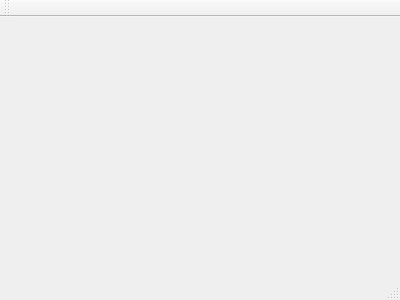
Before: the Qt Designer form VISIOinterface/mainwindow.ui in athlaing/CNN, drawn with Qt 5.
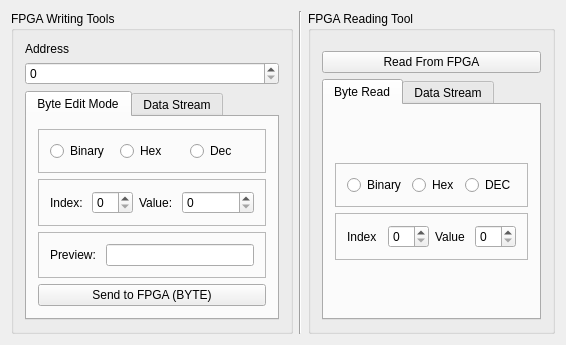
After: the same form once the commit is applied. The open tabs and pages were chosen to show the change.

Commit message: updated gitnore, added serializer, updaated gui appearance

```diff
--- a/VISIOinterface/mainwindow.ui
+++ b/VISIOinterface/mainwindow.ui
@@ -1,24 +1,404 @@
 <ui version="4.0">
  <class>MainWindow</class>
- <widget class="QMainWindow" name="MainWindow" >
-  <property name="geometry" >
+ <widget class="QMainWindow" name="MainWindow">
+  <property name="geometry">
    <rect>
     <x>0</x>
     <y>0</y>
-    <width>400</width>
-    <height>300</height>
+    <width>463</width>
+    <height>326</height>
    </rect>
   </property>
   <property name="windowTitle" >
    <string>MainWindow</string>
   </property>
-  <widget class="QMenuBar" name="menuBar" />
-  <widget class="QToolBar" name="mainToolBar" />
-  <widget class="QWidget" name="centralWidget" />
-  <widget class="QStatusBar" name="statusBar" />
+  <widget class="QWidget" name="centralWidget">
+   <layout class="QHBoxLayout" name="horizontalLayout">
+    <item>
+     <widget class="QGroupBox" name="groupBox">
+      <property name="title">
+       <string>FPGA Writing Tools</string>
+      </property>
+      <layout class="QVBoxLayout" name="verticalLayout_2">
+       <item>
+        <widget class="QLabel" name="label">
+         <property name="text">
+          <string>Address</string>
+         </property>
+        </widget>
+       </item>
+       <item>
+        <widget class="QSpinBox" name="spinBox"/>
+       </item>
+       <item>
+        <widget class="QTabWidget" name="tabWidget">
+         <property name="currentIndex">
+          <number>0</number>
+         </property>
+         <widget class="QWidget" name="tab">
+          <attribute name="title">
+           <string>Byte Edit Mode</string>
+          </attribute>
+          <layout class="QVBoxLayout" name="verticalLayout">
+           <item>
+            <spacer name="verticalSpacer_5">
+             <property name="orientation">
+              <enum>Qt::Vertical</enum>
+             </property>
+             <property name="sizeHint" stdset="0">
+              <size>
+               <width>20</width>
+               <height>40</height>
+              </size>
+             </property>
+            </spacer>
+           </item>
+           <item>
+            <widget class="QFrame" name="frame_2">
+             <property name="frameShape">
+              <enum>QFrame::StyledPanel</enum>
+             </property>
+             <property name="frameShadow">
+              <enum>QFrame::Raised</enum>
+             </property>
+             <layout class="QHBoxLayout" name="horizontalLayout_3">
+              <item>
+               <widget class="QRadioButton" name="radioButton_2">
+                <property name="text">
+                 <string>Binary</string>
+                </property>
+               </widget>
+              </item>
+              <item>
+               <widget class="QRadioButton" name="radioButton">
+                <property name="text">
+                 <string>Hex</string>
+                </property>
+               </widget>
+              </item>
+              <item>
+               <widget class="QRadioButton" name="radioButton_3">
+                <property name="text">
+                 <string>Dec</string>
+                </property>
+               </widget>
+              </item>
+             </layout>
+            </widget>
+           </item>
+           <item>
+            <widget class="QFrame" name="frame_3">
+             <property name="frameShape">
+              <enum>QFrame::StyledPanel</enum>
+             </property>
+             <property name="frameShadow">
+              <enum>QFrame::Raised</enum>
+             </property>
+             <layout class="QHBoxLayout" name="horizontalLayout_2">
+              <item>
+               <widget class="QLabel" name="label_3">
+                <property name="text">
+                 <string>Index: </string>
+                </property>
+               </widget>
+              </item>
+              <item>
+               <widget class="QSpinBox" name="spinBox_3">
+                <property name="sizePolicy">
+                 <sizepolicy hsizetype="Expanding" vsizetype="Fixed">
+                  <horstretch>0</horstretch>
+                  <verstretch>0</verstretch>
+                 </sizepolicy>
+                </property>
+               </widget>
+              </item>
+              <item>
+               <widget class="QLabel" name="label_4">
+                <property name="text">
+                 <string>Value: </string>
+                </property>
+               </widget>
+              </item>
+              <item>
+               <widget class="QSpinBox" name="spinBox_2">
+                <property name="sizePolicy">
+                 <sizepolicy hsizetype="Expanding" vsizetype="Fixed">
+                  <horstretch>0</horstretch>
+                  <verstretch>0</verstretch>
+                 </sizepolicy>
+                </property>
+                <property name="displayIntegerBase">
+                 <number>2</number>
+                </property>
+               </widget>
+              </item>
+             </layout>
+            </widget>
+           </item>
+           <item>
+            <widget class="QFrame" name="frame_4">
+             <property name="frameShape">
+              <enum>QFrame::StyledPanel</enum>
+             </property>
+             <property name="frameShadow">
+              <enum>QFrame::Raised</enum>
+             </property>
+             <layout class="QHBoxLayout" name="horizontalLayout_5">
+              <item>
+               <widget class="QLabel" name="label_2">
+                <property name="text">
+                 <string>Preview: </string>
+                </property>
+               </widget>
+              </item>
+              <item>
+               <widget class="QLineEdit" name="lineEdit">
+                <property name="readOnly">
+                 <bool>true</bool>
+                </property>
+               </widget>
+              </item>
+             </layout>
+            </widget>
+           </item>
+           <item>
+            <widget class="QPushButton" name="pushButton">
+             <property name="text">
+              <string>Send to FPGA (BYTE)</string>
+             </property>
+            </widget>
+           </item>
+           <item>
+            <spacer name="verticalSpacer_6">
+             <property name="orientation">
+              <enum>Qt::Vertical</enum>
+             </property>
+             <property name="sizeHint" stdset="0">
+              <size>
+               <width>20</width>
+               <height>40</height>
+              </size>
+             </property>
+            </spacer>
+           </item>
+          </layout>
+         </widget>
+         <widget class="QWidget" name="tab_2">
+          <attribute name="title">
+           <string>Data Stream</string>
+          </attribute>
+          <layout class="QVBoxLayout" name="verticalLayout_3">
+           <item>
+            <spacer name="verticalSpacer">
+             <property name="orientation">
+              <enum>Qt::Vertical</enum>
+             </property>
+             <property name="sizeHint" stdset="0">
+              <size>
+               <width>20</width>
+               <height>40</height>
+              </size>
+             </property>
+            </spacer>
+           </item>
+           <item>
+            <widget class="QSpinBox" name="spinBox_4">
+             <property name="minimum">
+              <number>-999999999</number>
+             </property>
+             <property name="maximum">
+              <number>999999999</number>
+             </property>
+             <property name="displayIntegerBase">
+              <number>16</number>
+             </property>
+            </widget>
+           </item>
+           <item>
+            <widget class="QPushButton" name="pushButton_2">
+             <property name="text">
+              <string>Send to FPGA (HEX STREAM)</string>
+             </property>
+            </widget>
+           </item>
+           <item>
+            <spacer name="verticalSpacer_4">
+             <property name="orientation">
+              <enum>Qt::Vertical</enum>
+             </property>
+             <property name="sizeHint" stdset="0">
+              <size>
+               <width>20</width>
+               <height>40</height>
+              </size>
+             </property>
+            </spacer>
+           </item>
+          </layout>
+         </widget>
+        </widget>
+       </item>
+      </layout>
+     </widget>
+    </item>
+    <item>
+     <widget class="Line" name="line">
+      <property name="orientation">
+       <enum>Qt::Vertical</enum>
+      </property>
+     </widget>
+    </item>
+    <item>
+     <widget class="QGroupBox" name="groupBox_2">
+      <property name="title">
+       <string>FPGA Reading Tool</string>
+      </property>
+      <layout class="QVBoxLayout" name="verticalLayout_5">
+       <item>
+        <spacer name="verticalSpacer_7">
+         <property name="orientation">
+          <enum>Qt::Vertical</enum>
+         </property>
+         <property name="sizeType">
+          <enum>QSizePolicy::Fixed</enum>
+         </property>
+         <property name="sizeHint" stdset="0">
+          <size>
+           <width>20</width>
+           <height>9</height>
+          </size>
+         </property>
+        </spacer>
+       </item>
+       <item>
+        <widget class="QPushButton" name="pushButton_3">
+         <property name="text">
+          <string>Read From FPGA</string>
+         </property>
+        </widget>
+       </item>
+       <item>
+        <widget class="QTabWidget" name="tabWidget_2">
+         <property name="currentIndex">
+          <number>1</number>
+         </property>
+         <widget class="QWidget" name="tab_3">
+          <attribute name="title">
+           <string>Byte Read</string>
+          </attribute>
+          <layout class="QVBoxLayout" name="verticalLayout_6">
+           <item>
+            <spacer name="verticalSpacer_3">
+             <property name="orientation">
+              <enum>Qt::Vertical</enum>
+             </property>
+             <property name="sizeHint" stdset="0">
+              <size>
+               <width>20</width>
+               <height>40</height>
+              </size>
+             </property>
+            </spacer>
+           </item>
+           <item>
+            <widget class="QFrame" name="frame">
+             <property name="frameShape">
+              <enum>QFrame::StyledPanel</enum>
+             </property>
+             <property name="frameShadow">
+              <enum>QFrame::Raised</enum>
+             </property>
+             <layout class="QHBoxLayout" name="horizontalLayout_4">
+              <item>
+               <widget class="QRadioButton" name="radioButton_4">
+                <property name="text">
+                 <string>Binary</string>
+                </property>
+               </widget>
+              </item>
+              <item>
+               <widget class="QRadioButton" name="radioButton_5">
+                <property name="text">
+                 <string>Hex</string>
+                </property>
+               </widget>
+              </item>
+              <item>
+               <widget class="QRadioButton" name="radioButton_6">
+                <property name="text">
+                 <string>DEC</string>
+                </property>
+               </widget>
+              </item>
+             </layout>
+            </widget>
+           </item>
+           <item>
+            <widget class="QFrame" name="frame_5">
+             <property name="frameShape">
+              <enum>QFrame::StyledPanel</enum>
+             </property>
+             <property name="frameShadow">
+              <enum>QFrame::Raised</enum>
+             </property>
+             <layout class="QHBoxLayout" name="horizontalLayout_6">
+              <item>
+               <widget class="QLabel" name="label_5">
+                <property name="text">
+                 <string>Index</string>
+                </property>
+               </widget>
+              </item>
+              <item>
+               <widget class="QSpinBox" name="spinBox_5"/>
+              </item>
+              <item>
+               <widget class="QLabel" name="label_6">
+                <property name="text">
+                 <string>Value</string>
+                </property>
+               </widget>
+              </item>
+              <item>
+               <widget class="QSpinBox" name="spinBox_6"/>
+              </item>
+             </layout>
+            </widget>
+           </item>
+           <item>
+            <spacer name="verticalSpacer_2">
+             <property name="orientation">
+              <enum>Qt::Vertical</enum>
+             </property>
+             <property name="sizeHint" stdset="0">
+              <size>
+               <width>20</width>
+               <height>40</height>
+              </size>
+             </property>
+            </spacer>
+           </item>
+          </layout>
+         </widget>
+         <widget class="QWidget" name="tab_4">
+          <attribute name="title">
+           <string>Data Stream</string>
+          </attribute>
+          <layout class="QVBoxLayout" name="verticalLayout_4">
+           <item>
+            <widget class="QTextBrowser" name="textBrowser"/>
+           </item>
+          </layout>
+         </widget>
+        </widget>
+       </item>
+      </layout>
+     </widget>
+    </item>
+   </layout>
+  </widget>
  </widget>
- <layoutDefault spacing="6" margin="11" />
- <pixmapfunction></pixmapfunction>
+ <layoutdefault spacing="6" margin="11"/>
  <resources/>
  <connections/>
 </ui>
```
Left out of the diff: 3 changed lines with no effect on the pictures. The commit also changes 3 other files.
